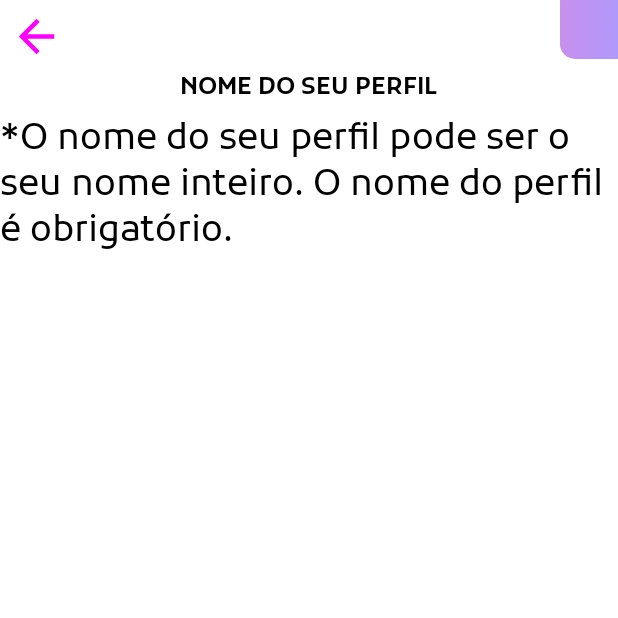
After one commit to muryllovieira/Front-End-Mobile-Costurie, an Android app built with Jetpack Compose: the composable NameScreen shown on its own in the app's theme, on a phone screen of 412 x 824 dp, the top half of it. The commit adds this screen. Run offline under Robolectric (Android 15) with nearby library versions, the phone set to English and light mode, and no system bars.

Commit message:
tela de personalizacao em desenvolvimento

```diff
--- a/app/src/main/java/br/senai/sp/jandira/costurie_app/components/CustomTextField.kt
+++ b/app/src/main/java/br/senai/sp/jandira/costurie_app/components/CustomTextField.kt
@@ -32,6 +32,7 @@ import androidx.compose.ui.res.colorResource
 import androidx.compose.ui.text.TextStyle
 import androidx.compose.ui.text.input.PasswordVisualTransformation
 import androidx.compose.ui.text.input.VisualTransformation
+import androidx.compose.ui.tooling.preview.Preview
 import androidx.compose.ui.unit.dp
 import androidx.compose.ui.unit.sp
 import br.senai.sp.jandira.costurie_app.R
--- /dev/null
+++ b/app/src/main/java/br/senai/sp/jandira/costurie_app/screens/personalizacao/NameScreen.kt
@@ -0,0 +1,120 @@
+package br.senai.sp.jandira.costurie_app.screens.personalizacao
+
+import androidx.compose.foundation.Image
+import androidx.compose.foundation.background
+import androidx.compose.foundation.layout.Arrangement
+import androidx.compose.foundation.layout.Column
+import androidx.compose.foundation.layout.Row
+import androidx.compose.foundation.layout.fillMaxSize
+import androidx.compose.foundation.layout.fillMaxWidth
+import androidx.compose.foundation.layout.height
+import androidx.compose.foundation.layout.size
+import androidx.compose.foundation.shape.RoundedCornerShape
+import androidx.compose.material3.Button
+import androidx.compose.material3.ButtonDefaults
+import androidx.compose.material3.Icon
+import androidx.compose.material3.IconButton
+import androidx.compose.material3.MaterialTheme
+import androidx.compose.material3.Surface
+import androidx.compose.material3.Text
+import androidx.compose.runtime.Composable
+import androidx.compose.ui.Alignment
+import androidx.compose.ui.Modifier
+import androidx.compose.ui.graphics.Brush
+import androidx.compose.ui.graphics.Color
+import androidx.compose.ui.res.painterResource
+import androidx.compose.ui.res.stringResource
+import androidx.compose.ui.text.font.FontWeight
+import androidx.compose.ui.tooling.preview.Preview
+import androidx.compose.ui.unit.dp
+import androidx.compose.ui.unit.sp
+import br.senai.sp.jandira.costurie_app.R
+import br.senai.sp.jandira.costurie_app.ui.theme.Costurie_appTheme
+import br.senai.sp.jandira.costurie_app.ui.theme.Destaque1
+import br.senai.sp.jandira.costurie_app.ui.theme.Destaque2
+import br.senai.sp.jandira.costurie_app.ui.theme.ShapeButton
+
+@Composable
+fun NameScreen() {
+
+    Costurie_appTheme {
+        Surface(
+            modifier = Modifier
+                .fillMaxSize(),
+            color = Color.White
+        ) {
+            Column(
+                modifier = Modifier
+                    .fillMaxSize(),
+                horizontalAlignment = Alignment.CenterHorizontally
+            ) {
+                Row(
+                    modifier = Modifier.fillMaxWidth(),
+                    horizontalArrangement = Arrangement.SpaceBetween
+                ) {
+
+                    IconButton(onClick = { /*TODO*/ }) {
+                        Icon(
+                            painter = painterResource(id = R.drawable.arrow_back),
+                            contentDescription = "",
+                            modifier = Modifier
+                                .size(35.dp),
+                            tint = Color.Magenta
+                        )
+                    }
+                    Button(
+                        onClick = { /*TODO*/ },
+                        modifier = Modifier
+                            .size(30.dp)
+                            .background(
+                            Brush.horizontalGradient(
+                                colors = listOf(
+                                    Destaque1,
+                                    Destaque2
+                                )
+                            ),
+                            shape = RoundedCornerShape(10.dp)
+                        ),
+                        colors = ButtonDefaults.buttonColors(
+                            containerColor = Color.Transparent
+                        ),
+                        elevation = ButtonDefaults.buttonElevation(
+                            defaultElevation = 0.dp,
+                            pressedElevation = 0.dp,
+                            hoveredElevation = 0.dp
+                        )
+                        ) {
+                        Icon(
+                            painter = painterResource(id = R.drawable.arrow_forward),
+                            contentDescription = "",
+                            modifier = Modifier
+                                .size(35.dp),
+                            tint = Color.White
+                        )
+                    }
+                }//row
+                Text(
+                    color = Color.Black,
+                    text = stringResource(id = R.string.texto_nome_do_seu_perfil).uppercase(),
+                    style = MaterialTheme.typography.bodySmall,
+                    fontWeight = FontWeight.SemiBold,
+                    fontSize = 16.sp,
+                    modifier = Modifier.height(30.dp)
+                )
+
+                Text(
+                    color = Color.Black,
+                    text = stringResource(id = R.string.descricao_nome_do_seu_perfil),
+                    style = MaterialTheme.typography.bodySmall,
+                    fontSize = 24.sp
+                )
+            }
+        }
+    }
+}
+
+@Preview(showSystemUi = true)
+@Composable
+fun PreviewNameScreen() {
+    NameScreen()
+}
--- /dev/null
+++ b/app/src/main/res/drawable/arrow_forward.xml
@@ -0,0 +1,5 @@
+<vector android:autoMirrored="true" android:height="24dp"
+    android:tint="#000000" android:viewportHeight="24"
+    android:viewportWidth="24" android:width="24dp" xmlns:android="http://schemas.android.com/apk/res/android">
+    <path android:fillColor="@android:color/white" android:pathData="M12,4l-1.41,1.41L16.17,11H4v2h12.17l-5.58,5.59L12,20l8,-8z"/>
+</vector>
--- a/app/src/main/res/values/strings.xml
+++ b/app/src/main/res/values/strings.xml
@@ -31,4 +31,6 @@
     <string name="cidade_perfil">Jandira, SP</string>
     <string name="botao_recomendacoes">Recomendações</string>
     <string name="botao_recomendados">Recomendados</string>
+    <string name="texto_nome_do_seu_perfil">Nome do seu Perfil</string>
+    <string name="descricao_nome_do_seu_perfil">*O nome do seu perfil pode ser o seu nome inteiro. O nome do perfil é obrigatório.</string>
 </resources>
```
